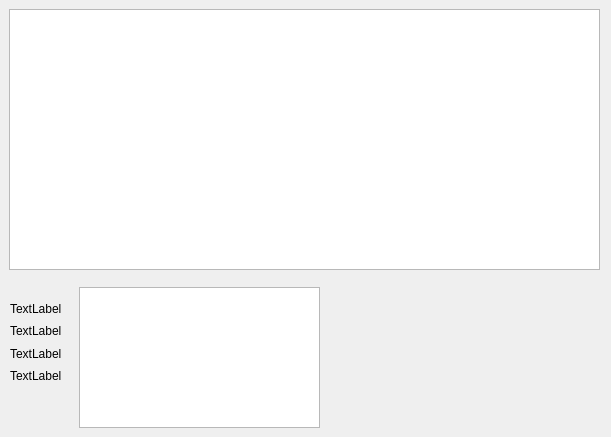
The window that filter.ui (mrblam/uart_log_qt) describes before a commit, drawn with Qt 5.
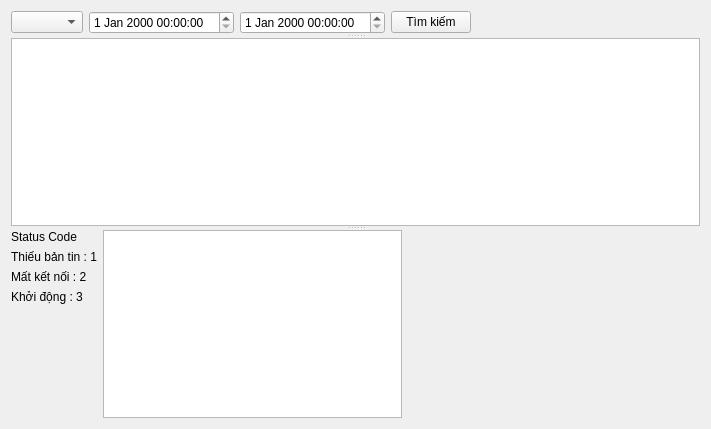
The same window after the commit.

Diff of the .ui file:
```diff
--- a/filter.ui
+++ b/filter.ui
@@ -6,73 +6,134 @@
    <rect>
     <x>0</x>
     <y>0</y>
-    <width>611</width>
-    <height>437</height>
+    <width>711</width>
+    <height>429</height>
    </rect>
   </property>
   <property name="windowTitle">
    <string>Form</string>
   </property>
-  <widget class="QTableView" name="logAfterFilter">
-   <property name="geometry">
-    <rect>
-     <x>9</x>
-     <y>9</y>
-     <width>591</width>
-     <height>261</height>
-    </rect>
-   </property>
-  </widget>
-  <widget class="QTableView" name="tableView">
-   <property name="geometry">
-    <rect>
-     <x>79</x>
-     <y>287</y>
-     <width>241</width>
-     <height>141</height>
-    </rect>
-   </property>
-  </widget>
-  <widget class="QWidget" name="">
-   <property name="geometry">
-    <rect>
-     <x>10</x>
-     <y>300</y>
-     <width>51</width>
-     <height>84</height>
-    </rect>
-   </property>
+  <layout class="QGridLayout" name="gridLayout">
+   <item row="0" column="0">
+    <widget class="QSplitter" name="splitter_2">
+     <property name="orientation">
+      <enum>Qt::Vertical</enum>
+     </property>
+     <widget class="QWidget" name="layoutWidget">
+      <layout class="QHBoxLayout" name="horizontalLayout_3">
+       <item>
+        <layout class="QHBoxLayout" name="horizontalLayout_2">
+         <item>
+          <widget class="QComboBox" name="nozzleID"/>
+         </item>
+         <item>
+          <widget class="QDateTimeEdit" name="dateTimeBegin"/>
+         </item>
+         <item>
+          <widget class="QDateTimeEdit" name="dateTimeFinish"/>
+         </item>
+        </layout>
+       </item>
+       <item>
+        <widget class="QPushButton" name="pushQuery">
+         <property name="text">
+          <string>Tìm kiếm</string>
+         </property>
+        </widget>
+       </item>
+       <item>
+        <spacer name="horizontalSpacer_2">
+         <property name="orientation">
+          <enum>Qt::Horizontal</enum>
+         </property>
+         <property name="sizeHint" stdset="0">
+          <size>
+           <width>40</width>
+           <height>20</height>
+          </size>
+         </property>
+        </spacer>
+       </item>
+      </layout>
+     </widget>
+     <widget class="QSplitter" name="splitter">
+      <property name="orientation">
+       <enum>Qt::Vertical</enum>
+      </property>
+      <widget class="QTableView" name="logAfterFilter"/>
+      <widget class="QWidget" name="layoutWidget">
+       <layout class="QHBoxLayout" name="horizontalLayout">
+        <item>
    <layout class="QVBoxLayout" name="verticalLayout">
     <item>
      <widget class="QLabel" name="label">
       <property name="text">
-       <string>TextLabel</string>
+             <string>Status Code</string>
       </property>
      </widget>
     </item>
     <item>
      <widget class="QLabel" name="label_2">
       <property name="text">
-       <string>TextLabel</string>
+             <string>Thiếu bản tin : 1</string>
       </property>
      </widget>
     </item>
     <item>
      <widget class="QLabel" name="label_3">
       <property name="text">
-       <string>TextLabel</string>
+             <string>Mất kết nối : 2</string>
       </property>
      </widget>
     </item>
     <item>
      <widget class="QLabel" name="label_4">
       <property name="text">
-       <string>TextLabel</string>
+             <string>Khởi động : 3</string>
       </property>
      </widget>
     </item>
-   </layout>
-  </widget>
+          <item>
+           <spacer name="verticalSpacer">
+            <property name="orientation">
+             <enum>Qt::Vertical</enum>
+            </property>
+            <property name="sizeHint" stdset="0">
+             <size>
+              <width>20</width>
+              <height>40</height>
+             </size>
+            </property>
+           </spacer>
+          </item>
+         </layout>
+        </item>
+        <item>
+         <widget class="QTableView" name="total">
+          <property name="enabled">
+           <bool>true</bool>
+          </property>
+         </widget>
+        </item>
+        <item>
+         <spacer name="horizontalSpacer">
+          <property name="orientation">
+           <enum>Qt::Horizontal</enum>
+          </property>
+          <property name="sizeHint" stdset="0">
+           <size>
+            <width>108</width>
+            <height>20</height>
+           </size>
+          </property>
+         </spacer>
+        </item>
+       </layout>
+      </widget>
+     </widget>
+    </widget>
+   </item>
+  </layout>
  </widget>
  <resources/>
  <connections/>
```
Lines whose indentation alone changed are shown as unchanged.
